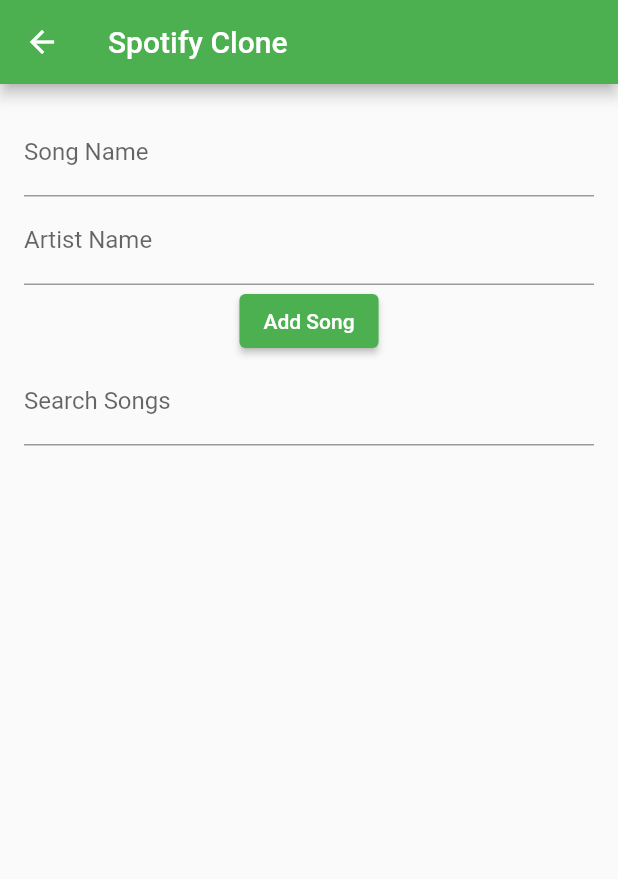
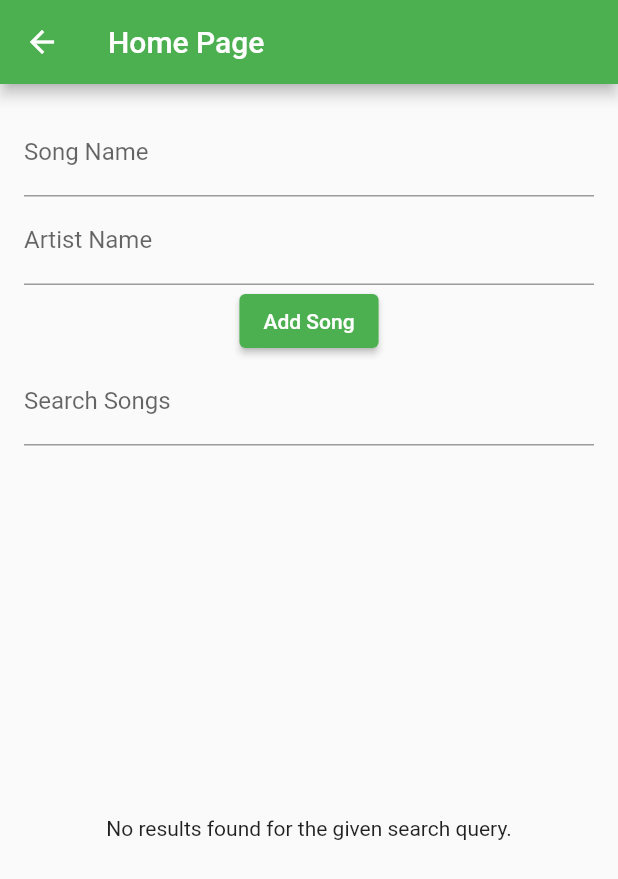
Before and after one commit to aoayhan/CS-308-Project, a Flutter app: the SongAddPage screen opened directly, on a phone screen of 412 x 824 dp. Shown: the top 879 px of the screen. Run offline on Flutter 3.47's test engine with Material 2 defaults, Android fonts, the light colour scheme and no system bars; our stand-ins replace firebase_auth, firebase_core; accounts and stored records are empty; project files that could hold a hidden picture were left out.

Commit message:
Update addSongs.dart
search

```diff
--- a/lib/views/addSongs.dart
+++ b/lib/views/addSongs.dart
@@ -1,7 +1,9 @@
+import 'dart:convert';
 import 'package:flutter/material.dart';
+import 'package:http/http.dart' as http;
 
 class SongAddPage extends StatefulWidget {
-  const SongAddPage({super.key});
+  const SongAddPage({Key? key}) : super(key: key);
 
   @override
   _SongAddPageState createState() => _SongAddPageState();
@@ -11,9 +13,13 @@
   final TextEditingController songNameController = TextEditingController();
   final TextEditingController artistNameController = TextEditingController();
   List<Song> songs = [];
-  List<Song> searchResults = []; // Arama sonuçlarını saklamak için bir liste
+  List<Song> searchResults = [];
 
-  void addSong() {
+  // Replace these with your actual Spotify API credentials
+  final String clientId = 'bf75c821e4df4ebf9808a680b5c702a4';
+  final String clientSecret = '6679207e99094bb7a84eaf0d9d745089';
+
+  Future<void> addSong() async {
     final String songName = songNameController.text;
     final String artistName = artistNameController.text;
 
@@ -26,20 +32,75 @@
     }
   }
 
-  void searchSongs(String query) {
-    searchResults.clear(); // Her arama öncesinde sonuçları temizle
-    for (Song song in songs) {
-      if (song.name.contains(query) || song.artist.contains(query)) {
-        searchResults.add(song);
-      }
+  Future<String> getAccessToken() async {
+    final response = await http.post(
+      Uri.parse('https://accounts.spotify.com/api/token'),
+      headers: {
+        'Content-Type': 'application/x-www-form-urlencoded',
+        'Authorization': 'Basic ' + base64Encode(utf8.encode('$clientId:$clientSecret')),
+      },
+      body: 'grant_type=client_credentials',
+    );
+
+    if (response.statusCode == 200) {
+      final Map<String, dynamic> data = json.decode(response.body);
+      return data['access_token'];
+    } else {
+      throw Exception('Failed to get Spotify token: ${response.statusCode}');
     }
   }
+
+  Future<void> searchSongs(String query) async {
+    searchResults.clear();
+
+    if (query.isEmpty) {
+      print('Empty search query. Please enter a search term.');
+      return;
+    }
+
+    try {
+      final accessToken = await getAccessToken();
+
+      // Print the Spotify API request URL for debugging
+      print('Spotify API Request: https://api.spotify.com/v1/search?q=$query&type=track');
+
+      final response = await http.get(
+        Uri.parse('https://api.spotify.com/v1/search?q=$query&type=track'),
+        headers: {'Authorization': 'Bearer $accessToken'},
+      );
+
+      if (response.statusCode == 200) {
+        final Map<String, dynamic> data = json.decode(response.body);
+        final List<dynamic> tracks = data['tracks']['items'];
+
+        for (final track in tracks) {
+          final String songName = track['name'];
+          final String artistName = track['artists'][0]['name'];
+          searchResults.add(Song(songName, artistName));
+        }
+
+        // Print the number of search results for debugging
+        print('Number of search results: ${searchResults.length}');
+      } else {
+        // Print detailed error information for debugging
+        print('Failed to search songs. Status code: ${response.statusCode}');
+        print('Response body: ${response.body}');
+        throw Exception('Failed to search songs');
+      }
+    } catch (e) {
+      // Print any exceptions that might occur
+      print('Error during song search: $e');
+    }
+    // Update the UI by calling setState
+    setState(() {});
+  }
+
 
   @override
   Widget build(BuildContext context) {
     return Scaffold(
       appBar: AppBar(
-        title: const Text('Spotify Clone'),
+        title: const Text('Home Page'),
       ),
       body: Padding(
         padding: const EdgeInsets.all(16.0),
@@ -64,7 +125,8 @@
               decoration: const InputDecoration(labelText: 'Search Songs'),
             ),
             Expanded(
-              child: ListView.builder(
+              child: searchResults.isNotEmpty
+                  ? ListView.builder(
                 itemCount: searchResults.length,
                 itemBuilder: (context, index) {
                   return ListTile(
@@ -72,8 +134,12 @@
                     subtitle: Text(searchResults[index].artist),
                   );
                 },
+              )
+                  : Center(
+                child: Text('No results found for the given search query.'),
               ),
             ),
+
           ],
         ),
       ),
```
